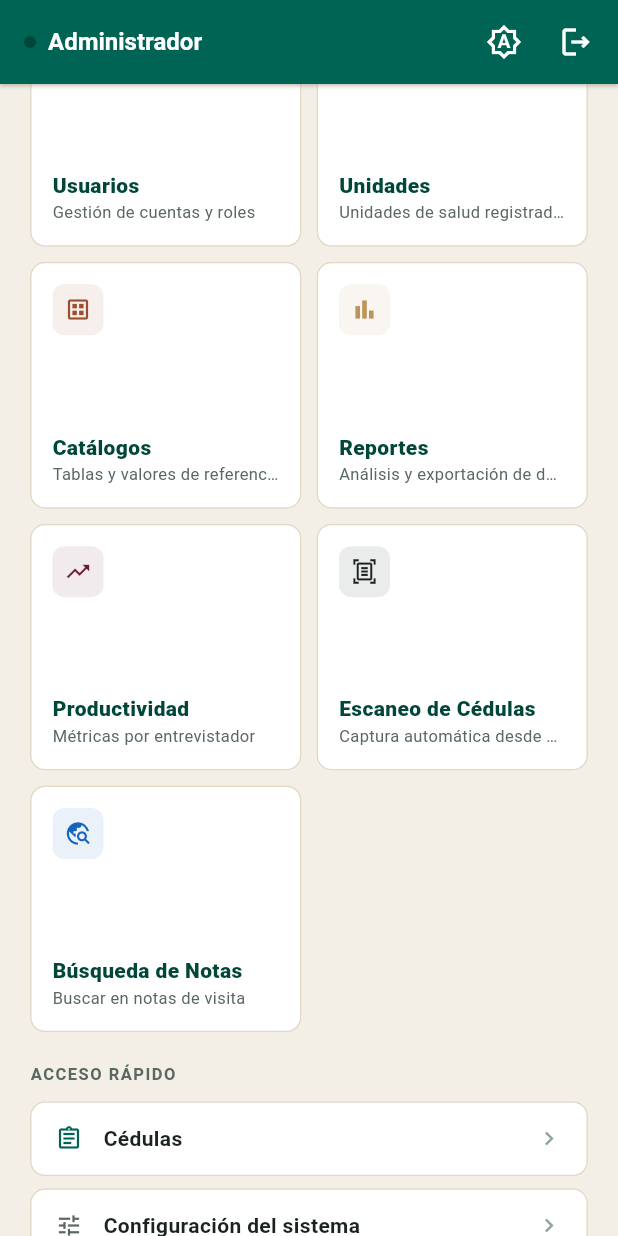
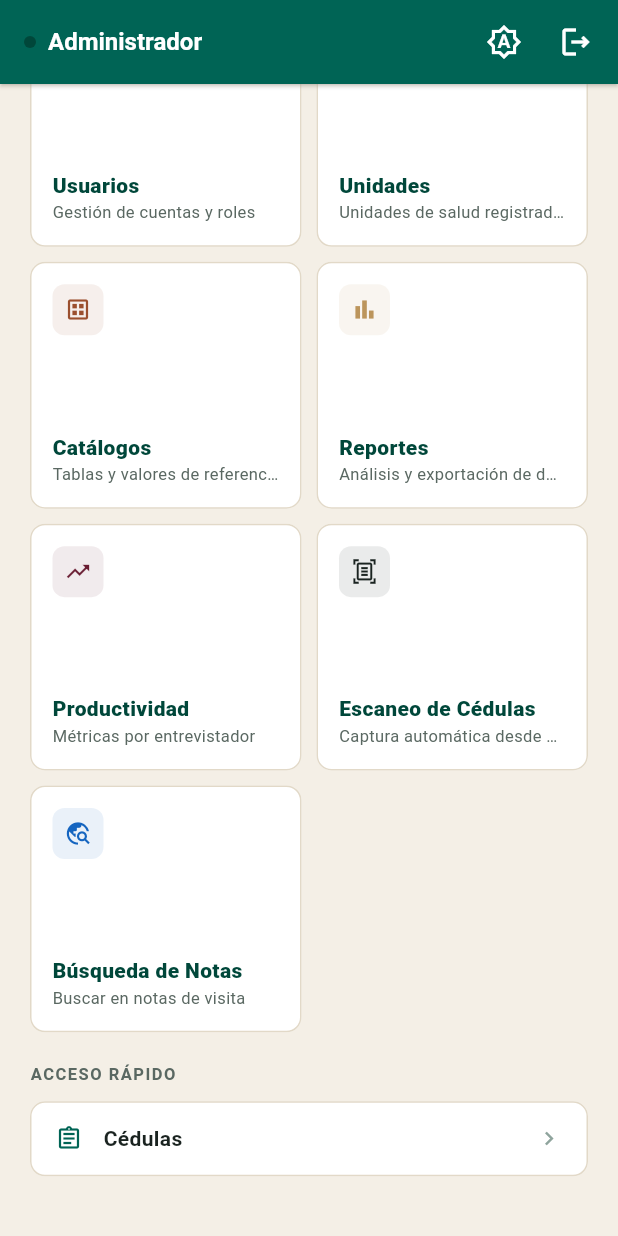
Before and after one commit to IDS-HUGO/SUMS_MOBILE, a Flutter app: the HomeAdminPage screen opened by its route, scrolled down 189 dp, on a phone screen of 412 x 824 dp. Run offline on Flutter 3.47's test engine with Material 3 defaults, Android fonts, the phone set to English and light mode, and no system bars; our stand-ins replace connectivity_plus, drift, file_picker, flutter_riverpod, flutter_secure_storage, get_it and 2 more; missing offline and left inert: encrypt, flutter_jailbreak_detection, workmanager; accounts and stored records are empty; generated files the repository leaves out were written again; Roboto replaces fonts that are missing (Arial); statements that could not run were skipped.

Commit message:
ui: remove system configuration option from admin home

```diff
--- a/lib/features/auth/presentation/pages/home_admin_page.dart
+++ b/lib/features/auth/presentation/pages/home_admin_page.dart
@@ -9,16 +9,6 @@ import '../../../../shared/widgets/theme_mode_menu_button.dart';
 
 class HomeAdminPage extends ConsumerWidget {
   const HomeAdminPage({super.key});
-  void _showPendingFeatureMessage(BuildContext context, String feature) {
-    ScaffoldMessenger.of(context).showSnackBar(
-      SnackBar(
-        content: Text(
-          'La función de $feature estará disponible en la próxima actualización.',
-        ),
-        backgroundColor: AppColors.muted,
-      ),
-    );
-  }
 
   @override
   Widget build(BuildContext context, WidgetRef ref) {
@@ -119,16 +109,6 @@ class HomeAdminPage extends ConsumerWidget {
                       label: 'Cédulas',
                       color: AppColors.green,
                       onTap: () => context.push(AppRoutes.adminCedulas),
-                    ),
-                    const SizedBox(height: 8),
-                    _QuickLinkRow(
-                      icon: Icons.tune_outlined,
-                      label: 'Configuración del sistema',
-                      color: AppColors.muted,
-                      onTap: () => _showPendingFeatureMessage(
-                        context,
-                        'Configuración del sistema',
-                      ),
                     ),
                   ],
                 ),
```
